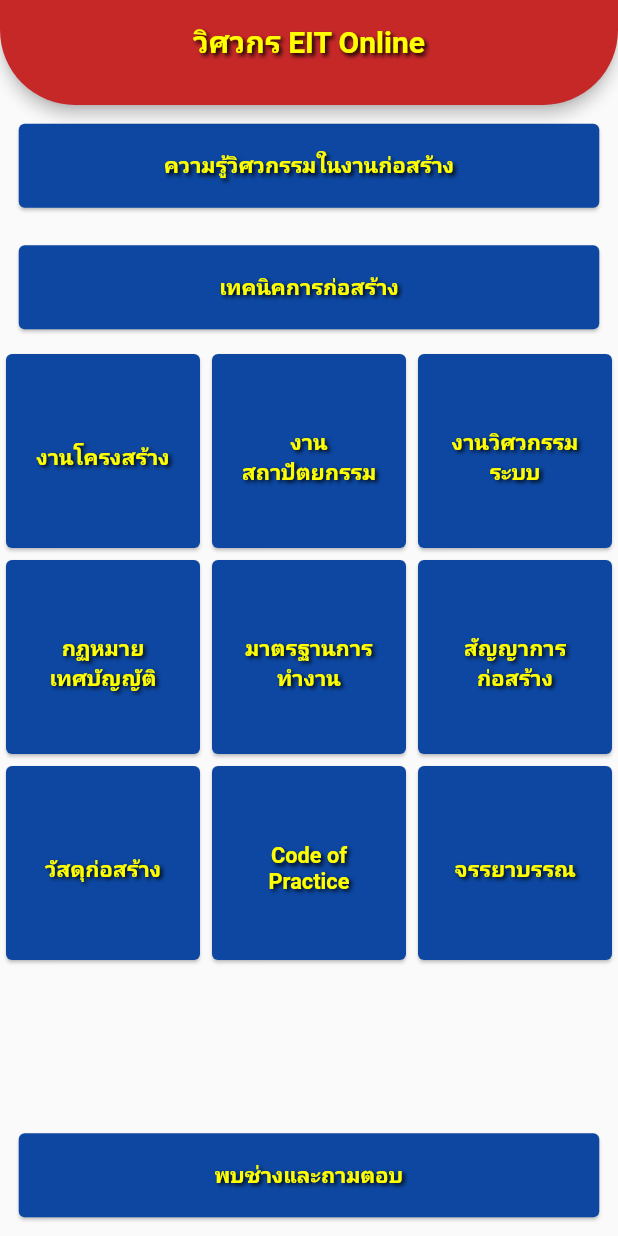
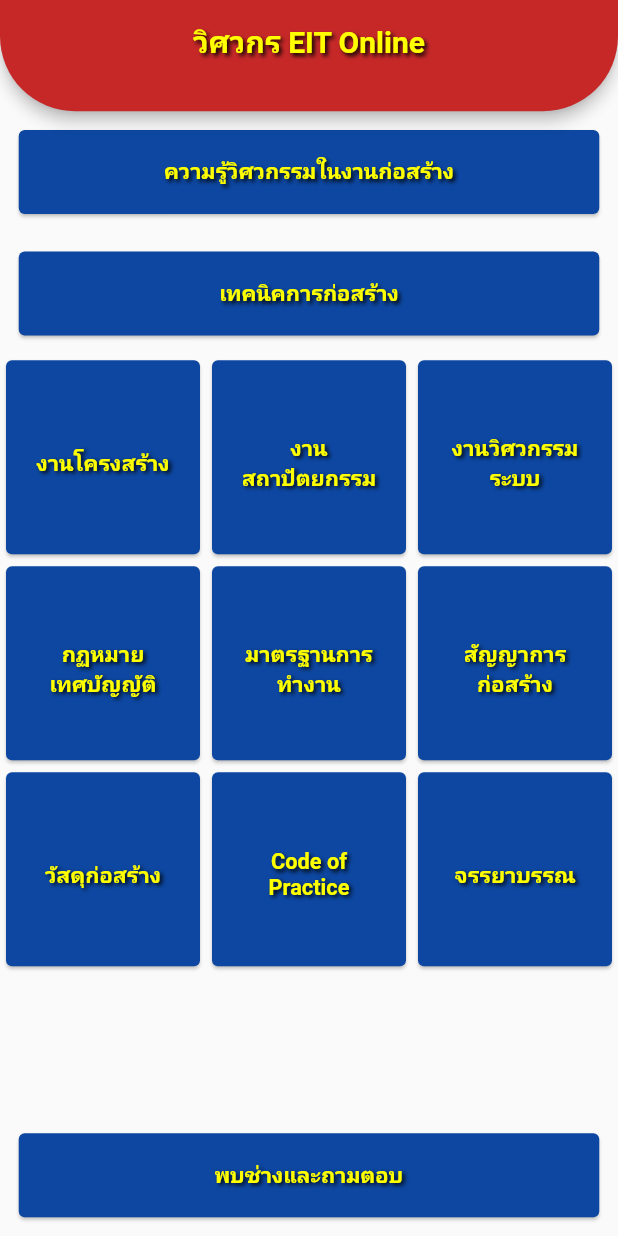
Before and after one commit to Nat-Dev/engineeronline, a Flutter app: the screen it shows after launch, on a phone screen of 412 x 824 dp. Run offline on Flutter 3.47's test engine with Material 2 defaults, Android fonts, the phone set to English and light mode, and no system bars; our stand-ins replace cloud_firestore, firebase_core, webview_flutter; accounts and stored records are empty.

Commit message:
change height to relate to screen

```diff
--- a/lib/screens/general.dart
+++ b/lib/screens/general.dart
@@ -106,6 +106,7 @@ class _GeneralState extends State<General> {
       body: widgets.length == 0
           ? Center(child: CircularProgressIndicator())
           : Container(
+              margin: EdgeInsets.all(6.0),
               decoration: BoxDecoration(color: Colors.grey.shade200),
               child: GridView.extent(
                 maxCrossAxisExtent: 180,
--- a/lib/screens/home.dart
+++ b/lib/screens/home.dart
@@ -20,9 +20,10 @@ class Home extends StatefulWidget {
 class _HomeState extends State<Home> {
   @override
   Widget build(BuildContext context) {
+    double screenHeight = MediaQuery.of(context).size.height;
     return Scaffold(
       appBar: PreferredSize(
-        preferredSize: Size.fromHeight(70),
+        preferredSize: Size.fromHeight(screenHeight * 0.09),
         child: AppBar(
           centerTitle: true,
           title: Text(
```
